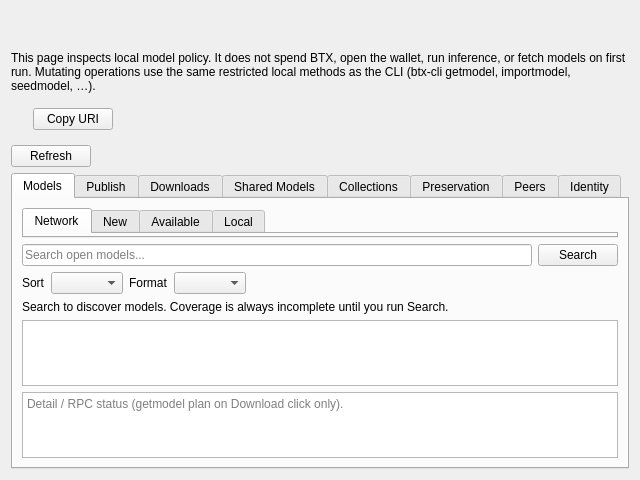
First picture: the form in src/qt/forms/modelnetpage.ui, repository MendeMatthias/btx-upstream, before the edit.
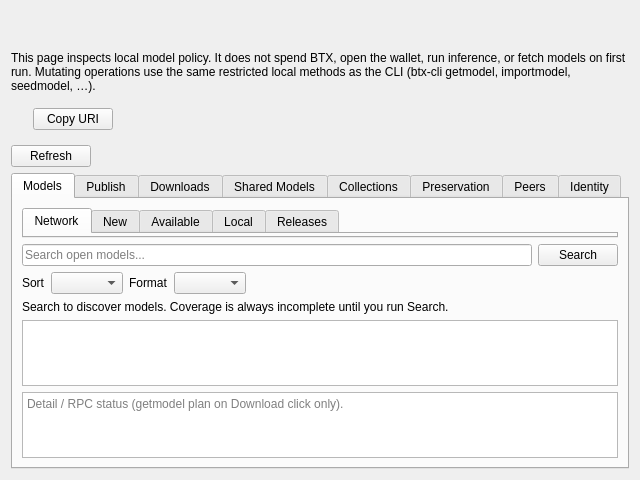
Second picture: the form after the edit.

Diff of the .ui file:
```diff
--- a/src/qt/forms/modelnetpage.ui
+++ b/src/qt/forms/modelnetpage.ui
@@ -145,6 +145,11 @@
            <string>Local</string>
           </attribute>
          </widget>
+         <widget class="QWidget" name="tabScopeReleases">
+          <attribute name="title">
+           <string>Releases</string>
+          </attribute>
+         </widget>
         </widget>
        </item>
        <item>
```
